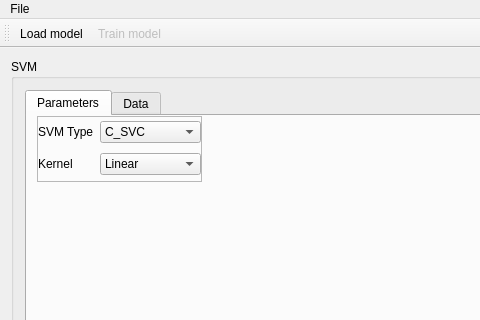
Old version of the form mainwindow.ui in the repository BlitzGLEP1326/qsvm; both pictures show x 0 to 480 and y 0 to 320 of the 1161 by 701 pixel window.
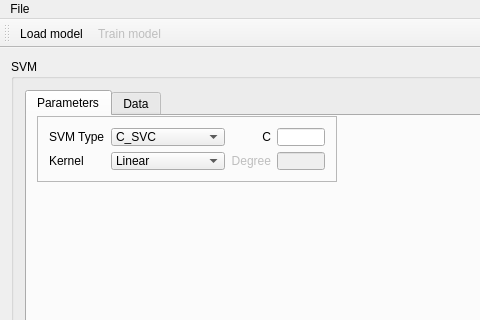
New version of the form. Custom widgets are drawn as their Qt base class.

Diff of the .ui file:
```diff
--- a/mainwindow.ui
+++ b/mainwindow.ui
@@ -45,10 +45,16 @@
              <rect>
               <x>10</x>
               <y>0</y>
-              <width>165</width>
+              <width>300</width>
               <height>66</height>
              </rect>
             </property>
+            <property name="maximumSize">
+             <size>
+              <width>300</width>
+              <height>16777215</height>
+             </size>
+            </property>
             <property name="frameShape">
              <enum>QFrame::StyledPanel</enum>
             </property>
@@ -56,47 +62,15 @@
              <enum>QFrame::Raised</enum>
             </property>
             <layout class="QGridLayout" name="gridLayout_6">
-             <property name="margin">
-              <number>0</number>
-             </property>
-             <item row="1" column="1">
-              <widget class="QComboBox" name="comboBox_2">
-               <item>
-                <property name="text">
-                 <string>Linear</string>
-                </property>
-               </item>
-               <item>
-                <property name="text">
-                 <string>Polynomial</string>
-                </property>
-               </item>
-               <item>
-                <property name="text">
-                 <string>Radial base</string>
-                </property>
-               </item>
-               <item>
-                <property name="text">
-                 <string>Sigmoid</string>
-                </property>
-               </item>
-               <item>
-                <property name="text">
-                 <string>Precomputed</string>
-                </property>
-               </item>
-              </widget>
-             </item>
-             <item row="1" column="0">
-              <widget class="QLabel" name="label_2">
+             <item row="0" column="0">
+              <widget class="QLabel" name="label">
                <property name="text">
-                <string>Kernel</string>
+                <string>SVM Type</string>
                </property>
               </widget>
              </item>
              <item row="0" column="1">
-              <widget class="QComboBox" name="comboBox">
+              <widget class="QComboBox" name="svmTypeComboBox">
                <item>
                 <property name="text">
                  <string>C_SVC</string>
@@ -124,10 +98,82 @@
                </item>
               </widget>
              </item>
-             <item row="0" column="0">
-              <widget class="QLabel" name="label">
+             <item row="0" column="2">
+              <widget class="QLabel" name="svmParamCLabel">
+               <property name="enabled">
+                <bool>true</bool>
+               </property>
                <property name="text">
-                <string>SVM Type</string>
+                <string>C</string>
+               </property>
+               <property name="alignment">
+                <set>Qt::AlignRight|Qt::AlignTrailing|Qt::AlignVCenter</set>
+               </property>
+              </widget>
+             </item>
+             <item row="0" column="3">
+              <widget class="QLineEdit" name="svmParamCLineEdit">
+               <property name="enabled">
+                <bool>true</bool>
+               </property>
+              </widget>
+             </item>
+             <item row="1" column="0">
+              <widget class="QLabel" name="label_2">
+               <property name="text">
+                <string>Kernel</string>
+               </property>
+              </widget>
+             </item>
+             <item row="1" column="1">
+              <widget class="QComboBox" name="kernelTypeComboBox">
+               <item>
+                <property name="text">
+                 <string>Linear</string>
+                </property>
+               </item>
+               <item>
+                <property name="text">
+                 <string>Polynomial</string>
+                </property>
+               </item>
+               <item>
+                <property name="text">
+                 <string>Radial base</string>
+                </property>
+               </item>
+               <item>
+                <property name="text">
+                 <string>Sigmoid</string>
+                </property>
+               </item>
+               <item>
+                <property name="text">
+                 <string>Precomputed</string>
+                </property>
+               </item>
+              </widget>
+             </item>
+             <item row="1" column="2">
+              <widget class="QLabel" name="svmParamDegreeLabel">
+               <property name="enabled">
+                <bool>false</bool>
+               </property>
+               <property name="text">
+                <string>Degree</string>
+               </property>
+               <property name="alignment">
+                <set>Qt::AlignRight|Qt::AlignTrailing|Qt::AlignVCenter</set>
+               </property>
+              </widget>
+             </item>
+             <item row="1" column="3">
+              <widget class="QLineEdit" name="svmParamDegreeLineEdit">
+               <property name="enabled">
+                <bool>false</bool>
+               </property>
+               <property name="text">
+                <string/>
                </property>
               </widget>
              </item>
@@ -211,7 +257,7 @@
                   </property>
                   <layout class="QGridLayout" name="gridLayout">
                    <item row="0" column="0">
-                    <widget class="QCustomPlot" name="plotArea" native="true"/>
+                    <widget class="QSVMPlot" name="plotArea" native="true"/>
                    </item>
                   </layout>
                  </widget>
@@ -300,9 +346,9 @@
  <layoutdefault spacing="6" margin="11"/>
  <customwidgets>
   <customwidget>
-   <class>QCustomPlot</class>
+   <class>QSVMPlot</class>
    <extends>QWidget</extends>
-   <header>qcustomplot.h</header>
+   <header>qsvmplot.h</header>
    <container>1</container>
   </customwidget>
  </customwidgets>
```
